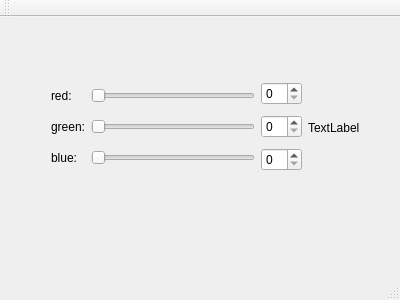
The window that student/12/colorpicker_designer/mainwindow.ui (prosperevergreen/tuni-comp.cs.110-spring-2021) describes before a commit, drawn with Qt 5.
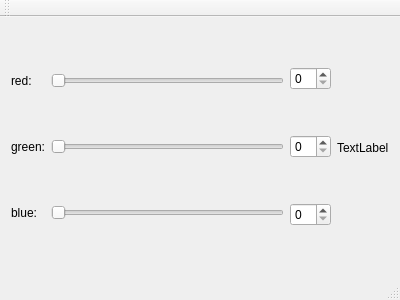
The same window after the commit.

```diff
--- a/student/12/colorpicker_designer/mainwindow.ui
+++ b/student/12/colorpicker_designer/mainwindow.ui
@@ -14,15 +14,8 @@
    <string>MainWindow</string>
   </property>
   <widget class="QWidget" name="centralWidget">
-   <widget class="QWidget" name="layoutWidget">
-    <property name="geometry">
-     <rect>
-      <x>40</x>
-      <y>50</y>
-      <width>331</width>
-      <height>121</height>
-     </rect>
-    </property>
+   <layout class="QVBoxLayout" name="verticalLayout_2">
+    <item>
     <layout class="QHBoxLayout" name="horizontalLayout_2">
      <item>
       <layout class="QHBoxLayout" name="horizontalLayout" stretch="0,0">
@@ -104,7 +97,8 @@
       </widget>
      </item>
     </layout>
-   </widget>
+    </item>
+   </layout>
   </widget>
   <widget class="QMenuBar" name="menuBar">
    <property name="geometry">
```
Left out of the diff: 121 changed lines with no effect on the pictures. Lines whose indentation alone changed are shown as unchanged.
